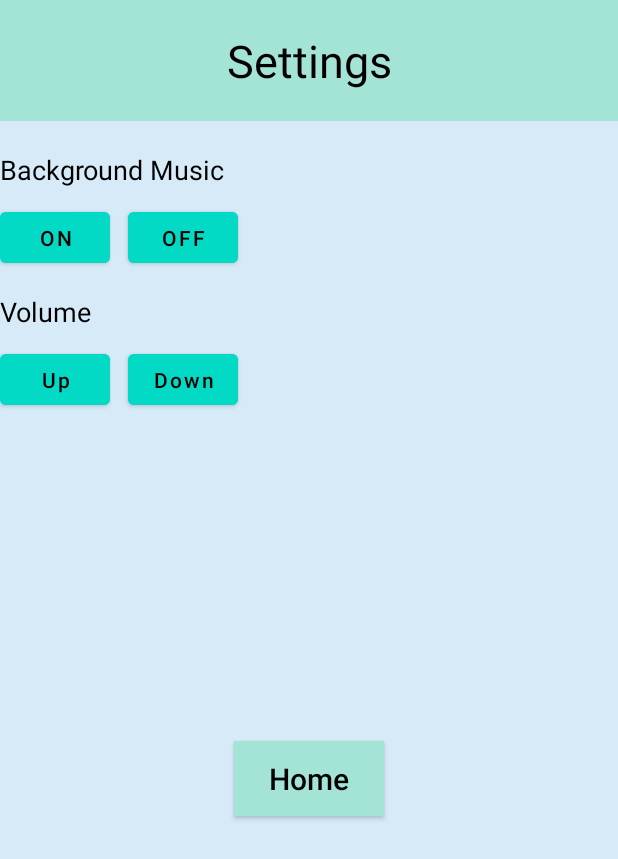
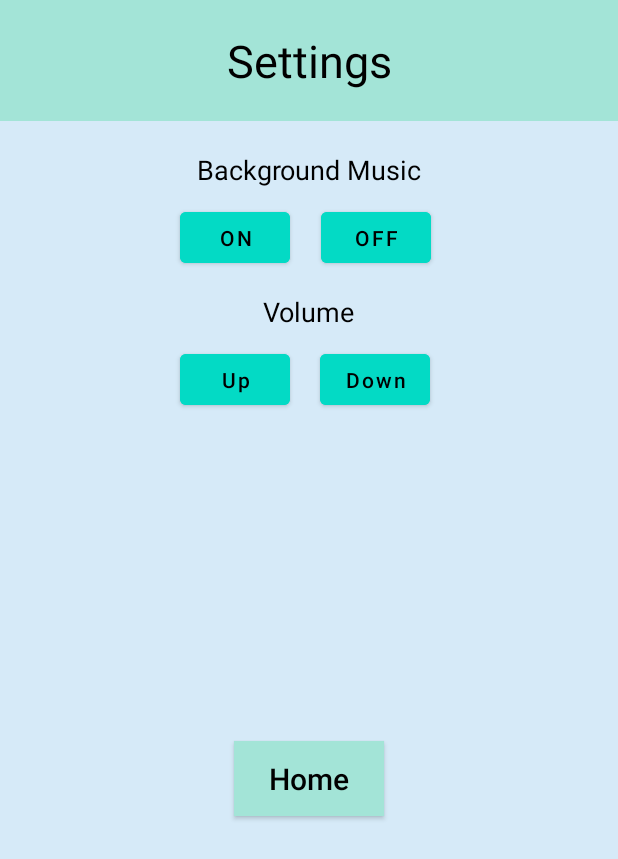
Before and after one commit to SA53-Team-7/MatchingGame, an Android app: the Settings screen opened directly, with no data from a screen before it, on a phone screen of 412 x 824 dp. Shown: the top 859 px of the screen. Run offline under Robolectric (Android 15) with nearby library versions, the phone set to English and light mode, and no system bars; 1 statement that could not run was skipped.

Commit message:
Update activity_settings.xml

```diff
--- a/app/src/main/res/layout/activity_settings.xml
+++ b/app/src/main/res/layout/activity_settings.xml
@@ -25,11 +25,13 @@
         android:id="@+id/backgroundMusic"
         android:layout_width="wrap_content"
         android:layout_height="0dp"
+        android:paddingTop="20dp"
         android:text="@string/backgroundMusic"
         android:textColor="@color/black"
         android:textSize="18sp"
-        android:paddingTop="20dp"
+        app:layout_constraintEnd_toEndOf="parent"
         app:layout_constraintLeft_toLeftOf="parent"
+        app:layout_constraintStart_toStartOf="parent"
         app:layout_constraintTop_toBottomOf="@id/settingsTitle"
         tools:ignore="MissingConstraints" />
 
@@ -37,15 +39,17 @@
         android:id="@+id/musicOn"
         android:layout_width="73dp"
         android:layout_height="34dp"
+        android:layout_marginStart="120dp"
         android:layout_marginTop="16dp"
         android:backgroundTint="@color/teal_200"
         android:insetTop="0dp"
         android:insetBottom="0dp"
+        android:onClick="turnOnMusic"
         android:text="@string/musicOn"
+        android:textAllCaps="false"
         android:textColor="@color/black"
-        android:textAllCaps="false"
         android:textSize="14sp"
-        android:onClick="turnOnMusic"
+        app:layout_constraintStart_toStartOf="parent"
         app:layout_constraintTop_toBottomOf="@id/backgroundMusic"
         tools:ignore="MissingConstraints" />
 
@@ -53,17 +57,19 @@
         android:id="@+id/musicOff"
         android:layout_width="73dp"
         android:layout_height="34dp"
-        android:layout_marginStart="12dp"
         android:layout_marginTop="16dp"
         android:backgroundTint="@color/teal_200"
         android:insetTop="0dp"
         android:insetBottom="0dp"
+        android:onClick="turnOffMusic"
         android:text="@string/musicOff"
+        android:textAllCaps="false"
         android:textColor="@color/black"
-        android:textAllCaps="false"
         android:textSize="14sp"
-        android:onClick="turnOffMusic"
+        app:layout_constraintEnd_toEndOf="parent"
+        app:layout_constraintHorizontal_bias="0.143"
         app:layout_constraintLeft_toRightOf="@id/musicOn"
+        app:layout_constraintStart_toEndOf="@+id/musicOn"
         app:layout_constraintTop_toBottomOf="@id/backgroundMusic"
         tools:ignore="MissingConstraints" />
 
@@ -71,11 +77,13 @@
         android:id="@+id/volume"
         android:layout_width="wrap_content"
         android:layout_height="0dp"
+        android:paddingTop="20dp"
         android:text="@string/volume"
         android:textColor="@color/black"
         android:textSize="18sp"
-        android:paddingTop="20dp"
+        app:layout_constraintEnd_toEndOf="parent"
         app:layout_constraintLeft_toLeftOf="parent"
+        app:layout_constraintStart_toStartOf="parent"
         app:layout_constraintTop_toBottomOf="@id/musicOn"
         tools:ignore="MissingConstraints" />
 
@@ -83,14 +91,16 @@
         android:id="@+id/volumeUp"
         android:layout_width="73dp"
         android:layout_height="34dp"
+        android:layout_marginLeft="120dp"
         android:layout_marginTop="16dp"
         android:backgroundTint="@color/teal_200"
         android:insetTop="0dp"
         android:insetBottom="0dp"
         android:text="@string/volumeUp"
+        android:textAllCaps="false"
         android:textColor="@color/black"
-        android:textAllCaps="false"
         android:textSize="14sp"
+        app:layout_constraintLeft_toLeftOf="parent"
         app:layout_constraintTop_toBottomOf="@id/volume"
         tools:ignore="MissingConstraints" />
 
@@ -98,14 +108,14 @@
         android:id="@+id/volumeDown"
         android:layout_width="73dp"
         android:layout_height="34dp"
-        android:layout_marginStart="12dp"
+        android:layout_marginLeft="20dp"
         android:layout_marginTop="16dp"
         android:backgroundTint="@color/teal_200"
         android:insetTop="0dp"
         android:insetBottom="0dp"
         android:text="@string/volumeDown"
+        android:textAllCaps="false"
         android:textColor="@color/black"
-        android:textAllCaps="false"
         android:textSize="14sp"
         app:layout_constraintLeft_toRightOf="@id/volumeUp"
         app:layout_constraintTop_toBottomOf="@id/volume"
```
